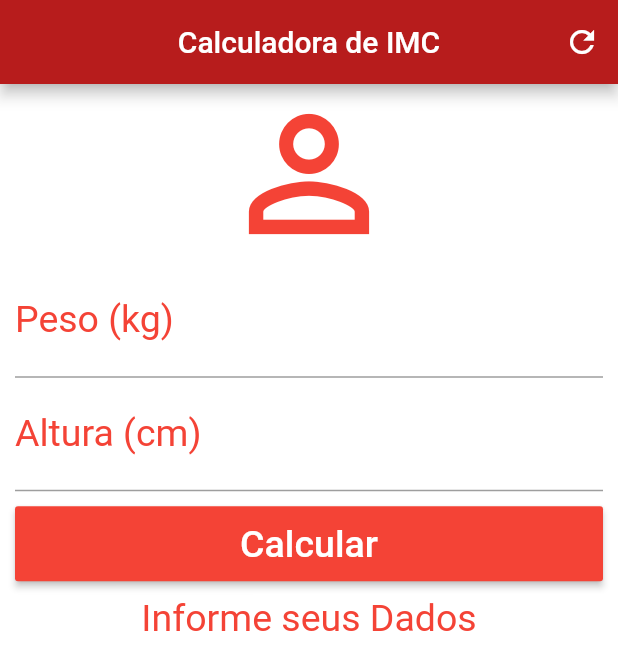
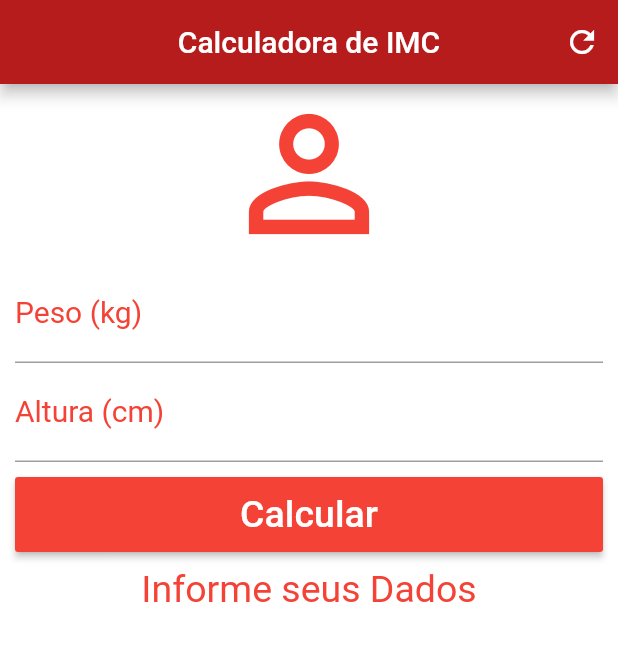
Before and after one commit to flsapucaia/calculadora_imc, a Flutter app: the screen it shows after launch, on a phone screen of 412 x 824 dp. Shown: the top 670 px of the screen. Run offline on Flutter 3.47's test engine with Material 2 defaults, Android fonts, the phone set to English and light mode, and no system bars.

Commit message:
Alterada o tamanho da fonte nos campos de texto.

```diff
--- a/lib/main.dart
+++ b/lib/main.dart
@@ -87,7 +87,7 @@ class _HomeState extends State<Home> {
                       labelText: "Peso (kg)",
                       labelStyle: TextStyle(color: Colors.red)),
                   textAlign: TextAlign.center,
-                  style: TextStyle(color: Colors.red, fontSize: 25),
+                  style: TextStyle(color: Colors.red, fontSize: 20),
                   controller: weightController,
                   validator: (value) {
                     if(value.isEmpty){
@@ -101,7 +101,7 @@ class _HomeState extends State<Home> {
                       labelText: "Altura (cm)",
                       labelStyle: TextStyle(color: Colors.red)),
                   textAlign: TextAlign.center,
-                  style: TextStyle(color: Colors.red, fontSize: 25),
+                  style: TextStyle(color: Colors.red, fontSize: 20),
                   controller: heightController,
                   validator: (value) {
                     if(value.isEmpty){
```
